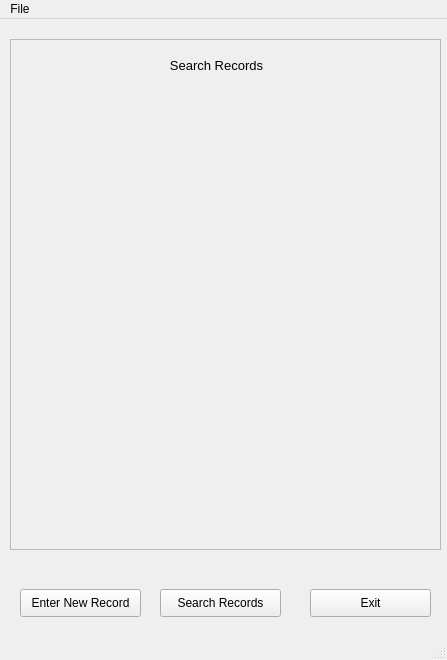
Above: Dates_GUI.ui from Jeffrich308/Dates before the change. Below: the same form after it.
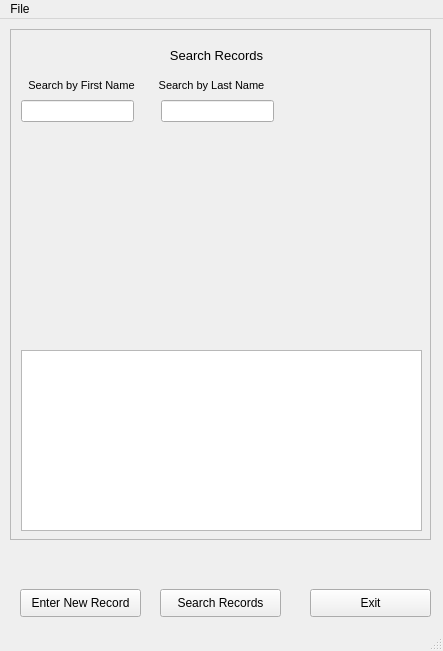
That is the form after the change.

Commit message: Updated and working still no search

```diff
--- a/Dates_GUI.ui
+++ b/Dates_GUI.ui
@@ -6,8 +6,8 @@
    <rect>
     <x>0</x>
     <y>0</y>
-    <width>447</width>
-    <height>660</height>
+    <width>443</width>
+    <height>651</height>
    </rect>
   </property>
   <property name="windowTitle">
@@ -31,8 +31,8 @@
     <property name="geometry">
      <rect>
       <x>10</x>
-      <y>20</y>
-      <width>431</width>
+      <y>10</y>
+      <width>421</width>
       <height>511</height>
      </rect>
     </property>
@@ -232,9 +232,9 @@
      <widget class="QLabel" name="lblSearchTitle">
       <property name="geometry">
        <rect>
-        <x>150</x>
+        <x>140</x>
         <y>10</y>
-        <width>111</width>
+        <width>131</width>
         <height>31</height>
        </rect>
       </property>
@@ -250,6 +250,78 @@
        <set>Qt::AlignCenter</set>
       </property>
      </widget>
+     <widget class="QLabel" name="label">
+      <property name="geometry">
+       <rect>
+        <x>140</x>
+        <y>40</y>
+        <width>121</width>
+        <height>31</height>
+       </rect>
+      </property>
+      <property name="font">
+       <font>
+        <pointsize>8</pointsize>
+       </font>
+      </property>
+      <property name="text">
+       <string>Search by Last Name</string>
+      </property>
+      <property name="alignment">
+       <set>Qt::AlignCenter</set>
+      </property>
+     </widget>
+     <widget class="QLineEdit" name="txtSearchLastName">
+      <property name="geometry">
+       <rect>
+        <x>150</x>
+        <y>70</y>
+        <width>113</width>
+        <height>22</height>
+       </rect>
+      </property>
+     </widget>
+     <widget class="QPlainTextEdit" name="txtResults">
+      <property name="geometry">
+       <rect>
+        <x>10</x>
+        <y>320</y>
+        <width>401</width>
+        <height>181</height>
+       </rect>
+      </property>
+     </widget>
+     <widget class="QLineEdit" name="txtSearchFirstName">
+      <property name="geometry">
+       <rect>
+        <x>10</x>
+        <y>70</y>
+        <width>113</width>
+        <height>22</height>
+       </rect>
+      </property>
+     </widget>
+     <widget class="QLabel" name="label_2">
+      <property name="geometry">
+       <rect>
+        <x>10</x>
+        <y>40</y>
+        <width>121</width>
+        <height>31</height>
+       </rect>
+      </property>
+      <property name="font">
+       <font>
+        <pointsize>8</pointsize>
+       </font>
+      </property>
+      <property name="text">
+       <string>Search by First Name</string>
+      </property>
+      <property name="alignment">
+       <set>Qt::AlignCenter</set>
+      </property>
+     </widget>
     </widget>
    </widget>
    <widget class="QPushButton" name="btnEnterNewRecord">
@@ -284,7 +356,7 @@
     <rect>
      <x>0</x>
      <y>0</y>
-     <width>447</width>
+     <width>443</width>
      <height>26</height>
     </rect>
    </property>
```
Left out of the diff: 14 changed lines with no effect on the pictures. The commit also changes 2 other files.
